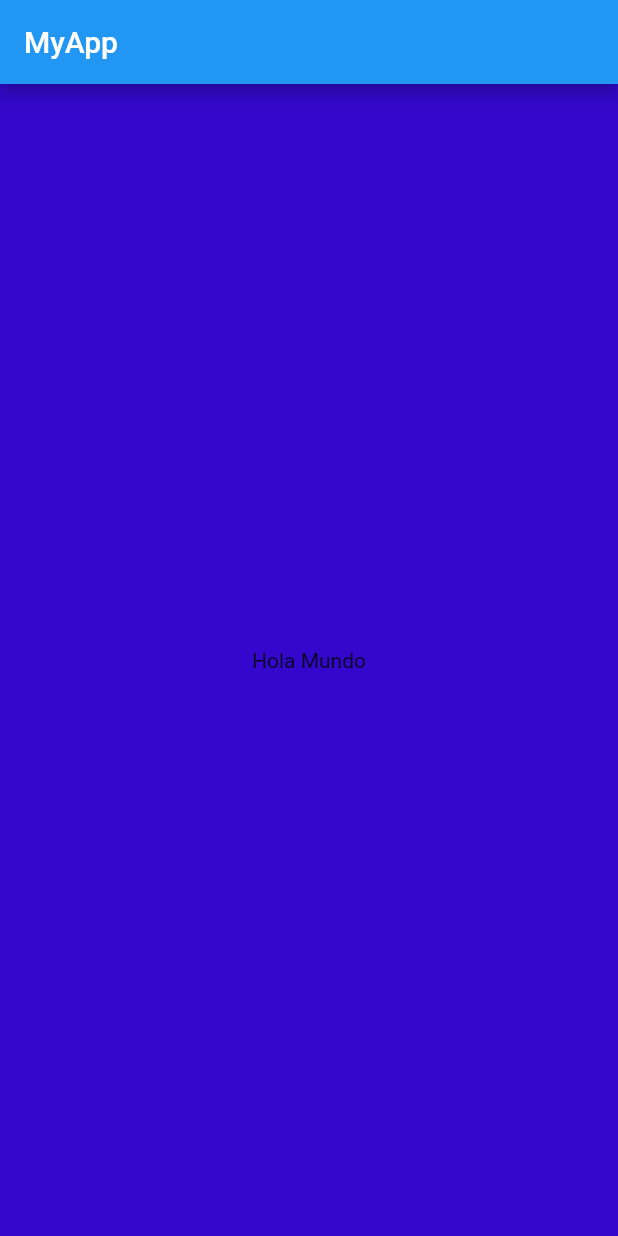
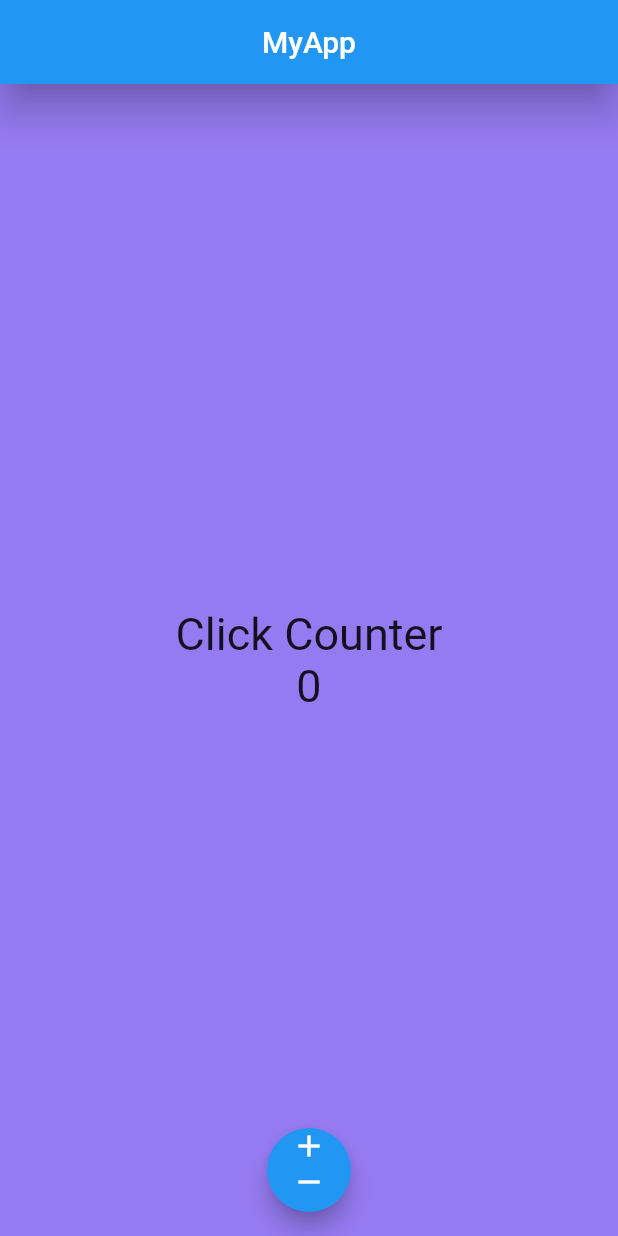
Before and after one commit to jmorsan/appcontador, a Flutter app: the screen it shows after launch, on a phone screen of 412 x 824 dp. Run offline on Flutter 3.47's test engine with Material 2 defaults, Android fonts, the phone set to English and light mode, and no system bars.

Commit message:
Añadido FloattingActionButton

```diff
--- a/lib/screens/home_screen.dart
+++ b/lib/screens/home_screen.dart
@@ -6,14 +6,41 @@ class HomeScreen extends StatelessWidget{
 
   @override
   Widget build(BuildContext context) {
+    const TextStyle miEstilo30 = TextStyle( fontSize: 30, );
+    int cont=0;
     return  Scaffold(
-      backgroundColor: Color.fromARGB(255, 51, 8, 204),
+      backgroundColor: Color.fromARGB(255, 149, 123, 241),
       appBar: AppBar(
-        title: Text('MyApp'),
+        title: const Text('MyApp'),
+        elevation: 10.0,
+        centerTitle: true,
       ),
-      body: const Center(
-          child: Text('Hola Mundo'),
+      body:  Center(
+          child: Column(
+            mainAxisAlignment: MainAxisAlignment.center,
+            crossAxisAlignment: CrossAxisAlignment.center,
+            children:  <Widget> [
+              Text('Click Counter',style: miEstilo30,),
+              Text('$cont',style: miEstilo30,),
+            ],
           ),
+          ),
+          floatingActionButtonLocation: FloatingActionButtonLocation.centerFloat,
+          floatingActionButton: FloatingActionButton(
+            child:Column(
+              children: const <Widget> [
+                Icon(Icons.add),
+                Icon(Icons.remove),
+
+            ],
+            ),
+              onPressed: () {
+              print(cont);
+
+              cont++;
+            },
+
+            ),
     );
   }
 
```
